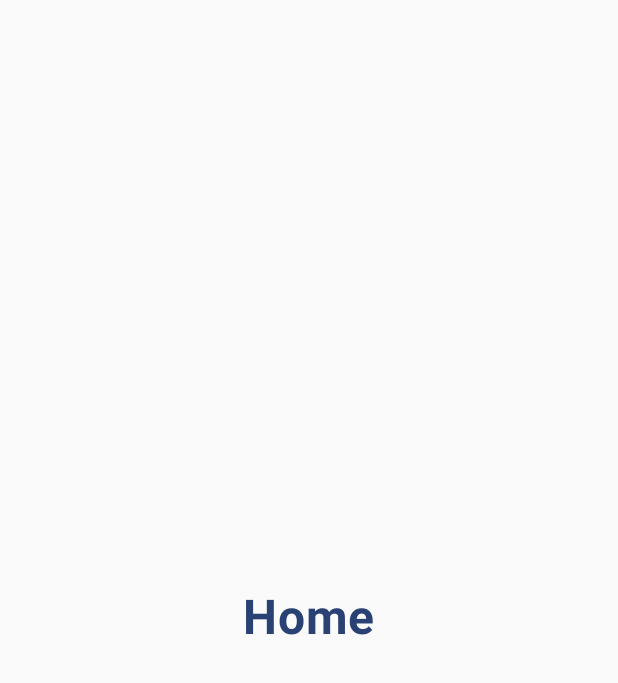
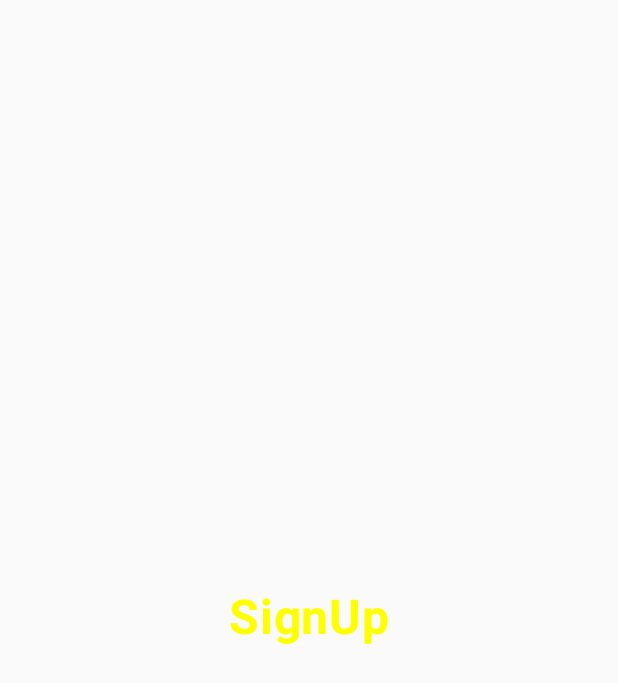
Before and after one commit to marcinosienienko/BasicNavigationJetpackCompose, an Android app built with Jetpack Compose: the SignUpScreen screen opened through its navigation route, on a phone screen of 412 x 824 dp. Shown: the top 683 px of the screen. Run offline under Robolectric (Android 15) with nearby library versions, the phone set to English and light mode, and no system bars.

Commit message:
feat/Login&SignUpScreen

```diff
--- a/app/src/main/java/com/example/navigationbasicsinjetpackcompose/MainActivity.kt
+++ b/app/src/main/java/com/example/navigationbasicsinjetpackcompose/MainActivity.kt
@@ -5,7 +5,8 @@ import androidx.activity.ComponentActivity
 import androidx.activity.compose.setContent
 import androidx.navigation.NavHostController
 import androidx.navigation.compose.rememberNavController
-import com.example.navigationbasicsinjetpackcompose.ui.theme.NavigationBasicsInJetpackComposeTheme
+import com.example.navigationbasicsinjetpackcompose.navigation.SetupNavGraph
+import com.example.navigationbasicsinjetpackcompose.components.NavigationBasicsInJetpackComposeTheme
 
 class MainActivity : ComponentActivity() {
 
--- a/app/src/main/java/com/example/navigationbasicsinjetpackcompose/ui/theme/Color.kt
+++ b/app/src/main/java/com/example/navigationbasicsinjetpackcompose/components/Color.kt
@@ -1,4 +1,4 @@
-package com.example.navigationbasicsinjetpackcompose.ui.theme
+package com.example.navigationbasicsinjetpackcompose.components
 
 import androidx.compose.ui.graphics.Color
 
--- a/app/src/main/java/com/example/navigationbasicsinjetpackcompose/ui/theme/Theme.kt
+++ b/app/src/main/java/com/example/navigationbasicsinjetpackcompose/components/Theme.kt
@@ -1,4 +1,4 @@
-package com.example.navigationbasicsinjetpackcompose.ui.theme
+package com.example.navigationbasicsinjetpackcompose.components
 
 import android.app.Activity
 import android.os.Build
--- a/app/src/main/java/com/example/navigationbasicsinjetpackcompose/ui/theme/Type.kt
+++ b/app/src/main/java/com/example/navigationbasicsinjetpackcompose/components/Type.kt
@@ -1,4 +1,4 @@
-package com.example.navigationbasicsinjetpackcompose.ui.theme
+package com.example.navigationbasicsinjetpackcompose.components
 
 import androidx.compose.material3.Typography
 import androidx.compose.ui.text.TextStyle
--- a/app/src/main/java/com/example/navigationbasicsinjetpackcompose/NavGraph.kt
+++ b/app/src/main/java/com/example/navigationbasicsinjetpackcompose/navigation/NavGraph.kt
@@ -1,13 +1,17 @@
-package com.example.navigationbasicsinjetpackcompose
+package com.example.navigationbasicsinjetpackcompose.navigation
 
 import android.util.Log
 import androidx.compose.runtime.Composable
+import androidx.navigation.NavController
 import androidx.navigation.NavHostController
 import androidx.navigation.NavType
 import androidx.navigation.compose.NavHost
 import androidx.navigation.compose.composable
-import androidx.navigation.compose.rememberNavController
 import androidx.navigation.navArgument
+import com.example.navigationbasicsinjetpackcompose.screens.DetailScreen
+import com.example.navigationbasicsinjetpackcompose.screens.HomeScreen
+import com.example.navigationbasicsinjetpackcompose.screens.LoginScreen
+import com.example.navigationbasicsinjetpackcompose.screens.SignUpScreen
 
 @Composable
 fun SetupNavGraph(
@@ -24,12 +28,25 @@ fun SetupNavGraph(
         }
         composable(
             route = Screen.Detail.route,
-            arguments = listOf(navArgument(DETAIL_ARGUMENT_KEY){
+            arguments = listOf(
+                navArgument(DETAIL_ARGUMENT_KEY){
                 type = NavType.IntType
-            })
+            },
+            //navArgument(DETAIL_ARGUMENT_KEY2)
+            )
         ) {
             Log.d("Arguments", it.arguments?.getInt(DETAIL_ARGUMENT_KEY).toString())
             DetailScreen(navController = navController)
         }
+        composable(
+            route = Screen.Login.route
+        ) {
+            LoginScreen(navController = navController)
+        }
+        composable(
+            route = Screen.SignUp.route
+        ) {
+            SignUpScreen(navController = navController)
+        }
     }
 }
--- a/app/src/main/java/com/example/navigationbasicsinjetpackcompose/Screen.kt
+++ b/app/src/main/java/com/example/navigationbasicsinjetpackcompose/navigation/Screen.kt
@@ -1,6 +1,7 @@
-package com.example.navigationbasicsinjetpackcompose
+package com.example.navigationbasicsinjetpackcompose.navigation
 
 const val DETAIL_ARGUMENT_KEY = "id"
+const val DETAIL_ARGUMENT_KEY2 = "name"
 sealed class Screen(val route: String){
     object Home: Screen(route = "home_screen")
     object Detail: Screen(route = "detail_screen/{$DETAIL_ARGUMENT_KEY}"){
@@ -8,5 +9,8 @@ sealed class Screen(val route: String){
            return this.route.replace(oldValue = "{$DETAIL_ARGUMENT_KEY}", newValue = id.toString())
        }
     }
+    object Login: Screen(route = "Login_screen")
+
+    object SignUp: Screen(route = "SignUp_screen")
 
 }
--- a/app/src/main/java/com/example/navigationbasicsinjetpackcompose/DetailScreen.kt
+++ b/app/src/main/java/com/example/navigationbasicsinjetpackcompose/screens/HomeScreen.kt
@@ -1,21 +1,23 @@
-package com.example.navigationbasicsinjetpackcompose
+package com.example.navigationbasicsinjetpackcompose.screens
 
 import androidx.compose.foundation.clickable
 import androidx.compose.foundation.layout.Box
 import androidx.compose.foundation.layout.fillMaxSize
+import androidx.compose.foundation.layout.padding
 import androidx.compose.material3.MaterialTheme
 import androidx.compose.material3.Text
 import androidx.compose.runtime.Composable
 import androidx.compose.ui.Alignment
 import androidx.compose.ui.Modifier
-import androidx.compose.ui.graphics.Color
 import androidx.compose.ui.text.font.FontWeight
 import androidx.compose.ui.tooling.preview.Preview
+import androidx.compose.ui.unit.dp
 import androidx.navigation.NavController
 import androidx.navigation.compose.rememberNavController
+import com.example.navigationbasicsinjetpackcompose.navigation.Screen
 
 @Composable
-fun DetailScreen(
+fun HomeScreen(
     navController: NavController
 ) {
     Box(
@@ -24,16 +26,22 @@ fun DetailScreen(
     ) {
         Text(
             modifier = Modifier.clickable {
-                navController.navigate(route = Screen.Home.route) {
-                    popUpTo(Screen.Home.route) {
-                        inclusive = true
-                    }
-                }
+                navController.navigate(route = Screen.Detail.passId(10))
             },
-            text = "Detail",
-            color = Color.Red,
+            text = "Home",
+            color = MaterialTheme.colorScheme.primary,
             fontSize = MaterialTheme.typography.headlineLarge.fontSize,
             fontWeight = FontWeight.Bold
+        )
+        Text(
+            modifier = Modifier
+                .padding(top = 150.dp)
+                .clickable {
+                           TODO("Navigate to other NavGraph")
+                },
+            text = "Login/Sign Up",
+            fontSize = MaterialTheme.typography.titleMedium.fontSize,
+            fontWeight = FontWeight.Medium
         )
 
     }
@@ -41,6 +49,7 @@ fun DetailScreen(
 
 @Composable
 @Preview(showBackground = true)
-fun DetailScreenPreview(){
-    DetailScreen(navController = rememberNavController())
+fun HomeScreenPreview(){
+    HomeScreen(
+        navController = rememberNavController())
 }
--- a/app/src/main/java/com/example/navigationbasicsinjetpackcompose/HomeScreen.kt
+++ b/app/src/main/java/com/example/navigationbasicsinjetpackcompose/screens/SignUpScreen.kt
@@ -1,4 +1,4 @@
-package com.example.navigationbasicsinjetpackcompose
+package com.example.navigationbasicsinjetpackcompose.screens
 
 import androidx.compose.foundation.clickable
 import androidx.compose.foundation.layout.Box
@@ -8,13 +8,14 @@ import androidx.compose.material3.Text
 import androidx.compose.runtime.Composable
 import androidx.compose.ui.Alignment
 import androidx.compose.ui.Modifier
+import androidx.compose.ui.graphics.Color
 import androidx.compose.ui.text.font.FontWeight
 import androidx.compose.ui.tooling.preview.Preview
 import androidx.navigation.NavController
 import androidx.navigation.compose.rememberNavController
 
 @Composable
-fun HomeScreen(
+fun SignUpScreen(
     navController: NavController
 ) {
     Box(
@@ -23,10 +24,10 @@ fun HomeScreen(
     ) {
         Text(
             modifier = Modifier.clickable {
-                navController.navigate(route = Screen.Detail.passId(10))
+                navController.popBackStack()
             },
-            text = "Home",
-            color = MaterialTheme.colorScheme.primary,
+            text = "SignUp",
+            color = Color.Yellow,
             fontSize = MaterialTheme.typography.headlineLarge.fontSize,
             fontWeight = FontWeight.Bold
         )
@@ -36,7 +37,6 @@ fun HomeScreen(
 
 @Composable
 @Preview(showBackground = true)
-fun HomeScreenPreview(){
-    HomeScreen(
-        navController = rememberNavController())
+fun SignUpScreenPreview() {
+    SignUpScreen(navController = rememberNavController())
 }
```
Also changed, not shown: app/src/main/java/com/example/navigationbasicsinjetpackcompose/screens/DetailScreen.kt (added, +47 -0 lines), app/src/main/java/com/example/navigationbasicsinjetpackcompose/screens/LoginScreen.kt (added, +58 -0 lines).
